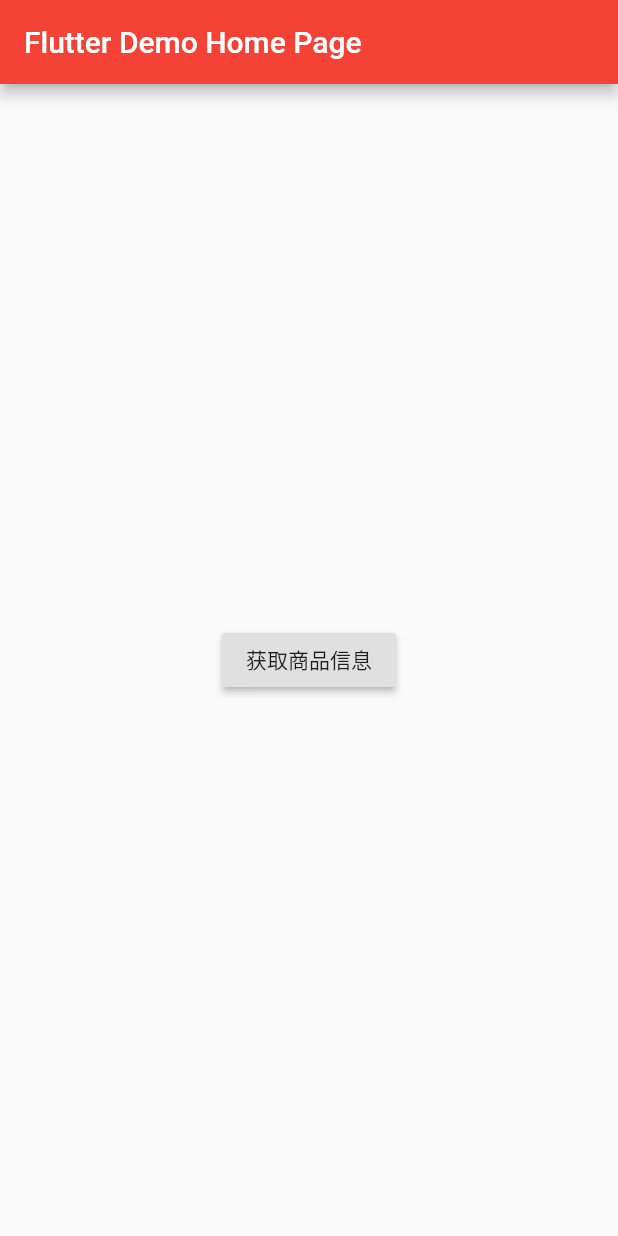
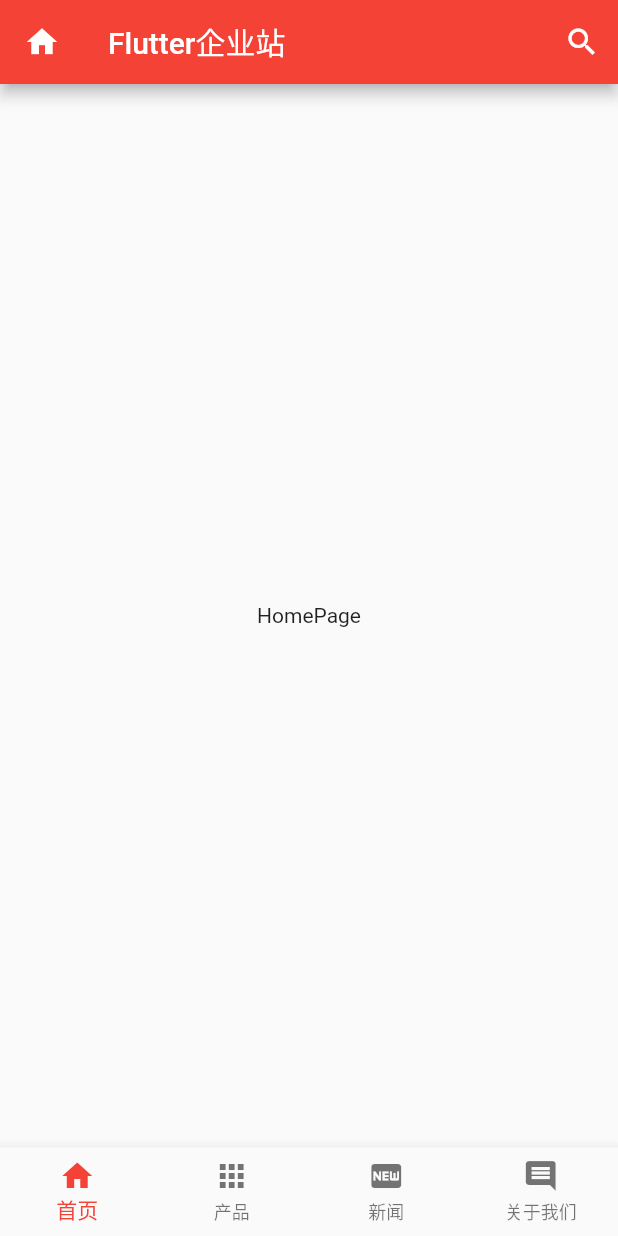
Before and after one commit to YouLe2016/flutter_website, a Flutter app: the screen it shows after launch, on a phone screen of 412 x 824 dp. Run offline on Flutter 3.47's test engine with Material 2 defaults, Android fonts, the phone set to English and light mode, and no system bars; missing offline and left inert: flutter_webview_plugin.

Commit message:
编写主页面

```diff
--- a/lib/app.dart
+++ b/lib/app.dart
@@ -0,0 +1,73 @@
+import 'package:flutter/material.dart';
+import 'package:flutter_website/pages/about_us_page.dart';
+import 'package:flutter_website/pages/home_page.dart';
+import 'package:flutter_website/pages/news_page.dart';
+import 'package:flutter_website/pages/product_page.dart';
+
+class AppPage extends StatefulWidget {
+  @override
+  _AppPageState createState() => _AppPageState();
+}
+
+class _AppPageState extends State<AppPage> {
+  var _curIndex = 0;
+  var pages = [
+    HomePage(),
+    ProductPage(),
+    NewsPage(),
+    AboutUsPage(),
+  ];
+
+  @override
+  Widget build(BuildContext context) {
+    return Scaffold(
+      appBar: AppBar(
+        title: Text('Flutter企业站'),
+        leading: Icon(Icons.home),
+        actions: <Widget>[
+          /*Padding(
+            padding: EdgeInsets.only(right: 20),
+            child: IconButton(
+              icon: Icon(Icons.search),
+              onPressed: () {},
+            ),
+          ),*/
+          IconButton(
+            icon: Icon(Icons.search),
+            onPressed: () {},
+          ),
+        ],
+      ),
+      body: pages[_curIndex],
+      bottomNavigationBar: BottomNavigationBar(
+        currentIndex: _curIndex,
+        //通过fixedColor设置选中item的颜色
+        type: BottomNavigationBarType.fixed, // 设置item的显示模式
+        items: [
+          BottomNavigationBarItem(
+            icon: Icon(Icons.home),
+            title: Text('首页'),
+          ),
+          BottomNavigationBarItem(
+            icon: Icon(Icons.apps),
+            title: Text('产品'),
+          ),
+          BottomNavigationBarItem(
+            icon: Icon(Icons.fiber_new),
+            title: Text('新闻'),
+          ),
+          BottomNavigationBarItem(
+            icon: Icon(Icons.insert_comment),
+            title: Text('关于我们'),
+          ),
+        ],
+        onTap: (index) {
+          setState(() {
+            debugPrint('index=$index');
+            _curIndex = index;
+          });
+        },
+      ),
+    );
+  }
+}
--- a/lib/loading.dart
+++ b/lib/loading.dart
@@ -28,7 +28,7 @@ class _LoadingPageState extends State<LoadingPage> {
           ),
         ),
         child: Text(
-          'flutter企业站',
+          'Flutter企业站',
           style: TextStyle(
             fontSize: 36,
             color: Colors.white,
--- a/lib/main.dart
+++ b/lib/main.dart
@@ -4,6 +4,7 @@ import 'package:flutter/material.dart';
 import 'package:flutter_webview_plugin/flutter_webview_plugin.dart';
 import 'package:http/http.dart';
 
+import 'app.dart';
 import 'loading.dart';
 
 void main() => runApp(MyApp());
@@ -30,7 +31,7 @@ class MyApp extends StatelessWidget {
             appBar: AppBar(
               title: Text('公司介绍'),
             )),
-        '/app': (context) => MyHomePage(title: 'Flutter Demo Home Page')
+        '/app': (context) => AppPage()
       },
     );
   }
--- a/lib/pages/home_page.dart
+++ b/lib/pages/home_page.dart
@@ -0,0 +1,10 @@
+import 'package:flutter/material.dart';
+
+class HomePage extends StatelessWidget {
+  @override
+  Widget build(BuildContext context) {
+    return Center(
+      child: Text('HomePage'),
+    );
+  }
+}
--- a/pubspec.yaml
+++ b/pubspec.yaml
@@ -18,7 +18,7 @@ description: Flutter企业站实战.
 version: 1.0.0+1
 
 environment:
-  sdk: ">=2.1.0 <3.0.0"
+  sdk: ">=2.2.0 <3.0.0"
 
 dependencies:
   flutter:
```
Also changed, not shown: lib/pages/about_us_page.dart (+10 -0 lines), lib/pages/news_page.dart (+10 -0 lines), lib/pages/product_page.dart (+10 -0 lines).
